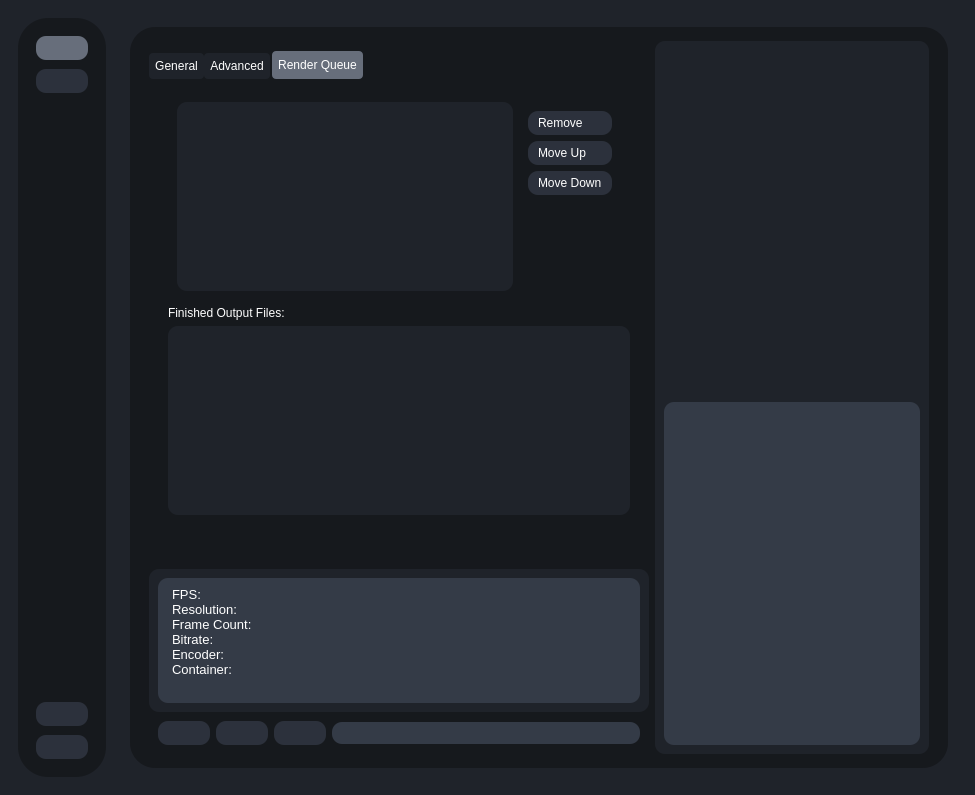
This is testRVEInterface.ui in TNTwise/Rife-ESRGAN-App-Linux-QT as Qt 5 draws it before an edit. The edited form follows.
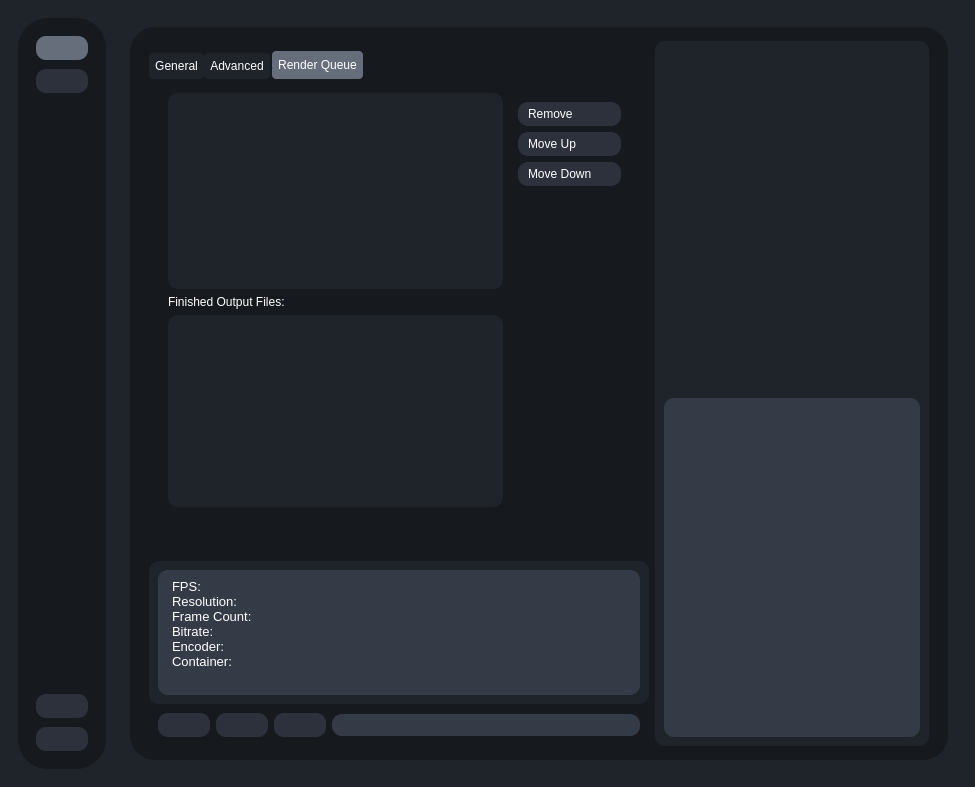
This is the edited form. The open tabs and pages were chosen to show the change. Icons and pictures are not drawn.

The edit to the form file:
```diff
--- a/testRVEInterface.ui
+++ b/testRVEInterface.ui
@@ -660,9 +660,15 @@
                      <verstretch>0</verstretch>
                     </sizepolicy>
                    </property>
+                   <property name="minimumSize">
+                    <size>
+                     <width>500</width>
+                     <height>0</height>
+                    </size>
+                   </property>
                    <property name="maximumSize">
                     <size>
-                     <width>1677215</width>
+                     <width>500</width>
                      <height>16777215</height>
                     </size>
                    </property>
@@ -1616,6 +1622,18 @@
                     </layout>
                    </widget>
                    <widget class="QWidget" name="renderQueueTab">
+                    <property name="sizePolicy">
+                     <sizepolicy hsizetype="MinimumExpanding" vsizetype="MinimumExpanding">
+                      <horstretch>0</horstretch>
+                      <verstretch>0</verstretch>
+                     </sizepolicy>
+                    </property>
+                    <property name="maximumSize">
+                     <size>
+                      <width>500</width>
+                      <height>16777215</height>
+                     </size>
+                    </property>
                     <attribute name="title">
                      <string>Render Queue</string>
                     </attribute>
@@ -1623,8 +1641,38 @@
                      <item>
                       <widget class="QWidget" name="widget_22" native="true">
                        <layout class="QHBoxLayout" name="horizontalLayout_38">
+                        <property name="leftMargin">
+                         <number>0</number>
+                        </property>
+                        <property name="topMargin">
+                         <number>0</number>
+                        </property>
+                        <property name="rightMargin">
+                         <number>0</number>
+                        </property>
+                        <property name="bottomMargin">
+                         <number>0</number>
+                        </property>
                         <item>
                          <widget class="QListWidget" name="renderQueueListWidget">
+                          <property name="sizePolicy">
+                           <sizepolicy hsizetype="Preferred" vsizetype="Preferred">
+                            <horstretch>0</horstretch>
+                            <verstretch>0</verstretch>
+                           </sizepolicy>
+                          </property>
+                          <property name="minimumSize">
+                           <size>
+                            <width>335</width>
+                            <height>0</height>
+                           </size>
+                          </property>
+                          <property name="maximumSize">
+                           <size>
+                            <width>335</width>
+                            <height>16777215</height>
+                           </size>
+                          </property>
                           <property name="styleSheet">
                            <string notr="true">QListWidget{
 background-color:#1f232a;
@@ -1683,6 +1731,24 @@
                       <layout class="QGridLayout" name="gridLayout_4">
                        <item row="1" column="0">
                         <widget class="QListWidget" name="OutputFilesListWidget">
+                         <property name="sizePolicy">
+                          <sizepolicy hsizetype="Minimum" vsizetype="Minimum">
+                           <horstretch>0</horstretch>
+                           <verstretch>0</verstretch>
+                          </sizepolicy>
+                         </property>
+                         <property name="minimumSize">
+                          <size>
+                           <width>335</width>
+                           <height>0</height>
+                          </size>
+                         </property>
+                         <property name="maximumSize">
+                          <size>
+                           <width>335</width>
+                           <height>16777215</height>
+                          </size>
+                         </property>
                          <property name="styleSheet">
                           <string notr="true">QListWidget{
 background-color:#1f232a;
@@ -1698,6 +1764,19 @@
                          </property>
                         </widget>
                        </item>
+                       <item row="1" column="1">
+                        <spacer name="horizontalSpacer_21">
+                         <property name="orientation">
+                          <enum>Qt::Orientation::Horizontal</enum>
+                         </property>
+                         <property name="sizeHint" stdset="0">
+                          <size>
+                           <width>40</width>
+                           <height>20</height>
+                          </size>
+                         </property>
+                        </spacer>
+                       </item>
                       </layout>
                      </item>
                     </layout>
@@ -1718,6 +1797,12 @@
                      <height>0</height>
                     </size>
                    </property>
+                   <property name="maximumSize">
+                    <size>
+                     <width>500</width>
+                     <height>16777215</height>
+                    </size>
+                   </property>
                    <property name="styleSheet">
                     <string notr="true">#bottomMenuSubContainer{
 background-color:#1f232a
@@ -1860,13 +1945,13 @@
 hr { height: 1px; border-width: 0; }
 li.unchecked::marker { content: "\2610"; }
 li.checked::marker { content: "\2612"; }
-&lt;/style&gt;&lt;/head&gt;&lt;body style=" font-family:'Cantarell'; font-size:11pt; font-weight:400; font-style:normal;"&gt;
-&lt;p style=" margin-top:0px; margin-bottom:0px; margin-left:0px; margin-right:0px; -qt-block-indent:0; text-indent:0px;"&gt;&lt;span style=" font-family:'Sans Serif'; font-size:10pt;"&gt;FPS:&lt;/span&gt;&lt;/p&gt;
-&lt;p style=" margin-top:0px; margin-bottom:0px; margin-left:0px; margin-right:0px; -qt-block-indent:0; text-indent:0px;"&gt;&lt;span style=" font-family:'Sans Serif'; font-size:10pt;"&gt;Resolution:&lt;/span&gt;&lt;/p&gt;
-&lt;p style=" margin-top:0px; margin-bottom:0px; margin-left:0px; margin-right:0px; -qt-block-indent:0; text-indent:0px;"&gt;&lt;span style=" font-family:'Sans Serif'; font-size:10pt;"&gt;Frame Count:&lt;/span&gt;&lt;/p&gt;
-&lt;p style=" margin-top:0px; margin-bottom:0px; margin-left:0px; margin-right:0px; -qt-block-indent:0; text-indent:0px;"&gt;&lt;span style=" font-family:'Sans Serif'; font-size:10pt;"&gt;Bitrate:&lt;/span&gt;&lt;/p&gt;
-&lt;p style=" margin-top:0px; margin-bottom:0px; margin-left:0px; margin-right:0px; -qt-block-indent:0; text-indent:0px;"&gt;&lt;span style=" font-family:'Sans Serif'; font-size:10pt;"&gt;Encoder:&lt;/span&gt;&lt;/p&gt;
-&lt;p style=" margin-top:0px; margin-bottom:0px; margin-left:0px; margin-right:0px; -qt-block-indent:0; text-indent:0px;"&gt;&lt;span style=" font-family:'Sans Serif'; font-size:10pt;"&gt;Container:&lt;/span&gt;&lt;/p&gt;&lt;/body&gt;&lt;/html&gt;</string>
+&lt;/style&gt;&lt;/head&gt;&lt;body style=" font-family:'Noto Sans'; font-size:10pt; font-weight:400; font-style:normal;"&gt;
+&lt;p style=" margin-top:0px; margin-bottom:0px; margin-left:0px; margin-right:0px; -qt-block-indent:0; text-indent:0px;"&gt;&lt;span style=" font-family:'Sans Serif';"&gt;FPS:&lt;/span&gt;&lt;/p&gt;
+&lt;p style=" margin-top:0px; margin-bottom:0px; margin-left:0px; margin-right:0px; -qt-block-indent:0; text-indent:0px;"&gt;&lt;span style=" font-family:'Sans Serif';"&gt;Resolution:&lt;/span&gt;&lt;/p&gt;
+&lt;p style=" margin-top:0px; margin-bottom:0px; margin-left:0px; margin-right:0px; -qt-block-indent:0; text-indent:0px;"&gt;&lt;span style=" font-family:'Sans Serif';"&gt;Frame Count:&lt;/span&gt;&lt;/p&gt;
+&lt;p style=" margin-top:0px; margin-bottom:0px; margin-left:0px; margin-right:0px; -qt-block-indent:0; text-indent:0px;"&gt;&lt;span style=" font-family:'Sans Serif';"&gt;Bitrate:&lt;/span&gt;&lt;/p&gt;
+&lt;p style=" margin-top:0px; margin-bottom:0px; margin-left:0px; margin-right:0px; -qt-block-indent:0; text-indent:0px;"&gt;&lt;span style=" font-family:'Sans Serif';"&gt;Encoder:&lt;/span&gt;&lt;/p&gt;
+&lt;p style=" margin-top:0px; margin-bottom:0px; margin-left:0px; margin-right:0px; -qt-block-indent:0; text-indent:0px;"&gt;&lt;span style=" font-family:'Sans Serif';"&gt;Container:&lt;/span&gt;&lt;/p&gt;&lt;/body&gt;&lt;/html&gt;</string>
                             </property>
                            </widget>
                           </item>
@@ -2201,8 +2286,8 @@
 hr { height: 1px; border-width: 0; }
 li.unchecked::marker { content: "\2610"; }
 li.checked::marker { content: "\2612"; }
-&lt;/style&gt;&lt;/head&gt;&lt;body style=" font-family:'Cantarell'; font-size:13pt; font-weight:400; font-style:normal;"&gt;
-&lt;p style="-qt-paragraph-type:empty; margin-top:0px; margin-bottom:0px; margin-left:0px; margin-right:0px; -qt-block-indent:0; text-indent:0px; font-family:'Noto Sans';"&gt;&lt;br /&gt;&lt;/p&gt;&lt;/body&gt;&lt;/html&gt;</string>
+&lt;/style&gt;&lt;/head&gt;&lt;body style=" font-family:'Noto Sans'; font-size:13pt; font-weight:400; font-style:normal;"&gt;
+&lt;p style="-qt-paragraph-type:empty; margin-top:0px; margin-bottom:0px; margin-left:0px; margin-right:0px; -qt-block-indent:0; text-indent:0px;"&gt;&lt;br /&gt;&lt;/p&gt;&lt;/body&gt;&lt;/html&gt;</string>
                       </property>
                      </widget>
                     </item>
```
Left out of the diff: 73 changed lines with no effect on the pictures. Lines whose indentation alone changed are shown as unchanged.
